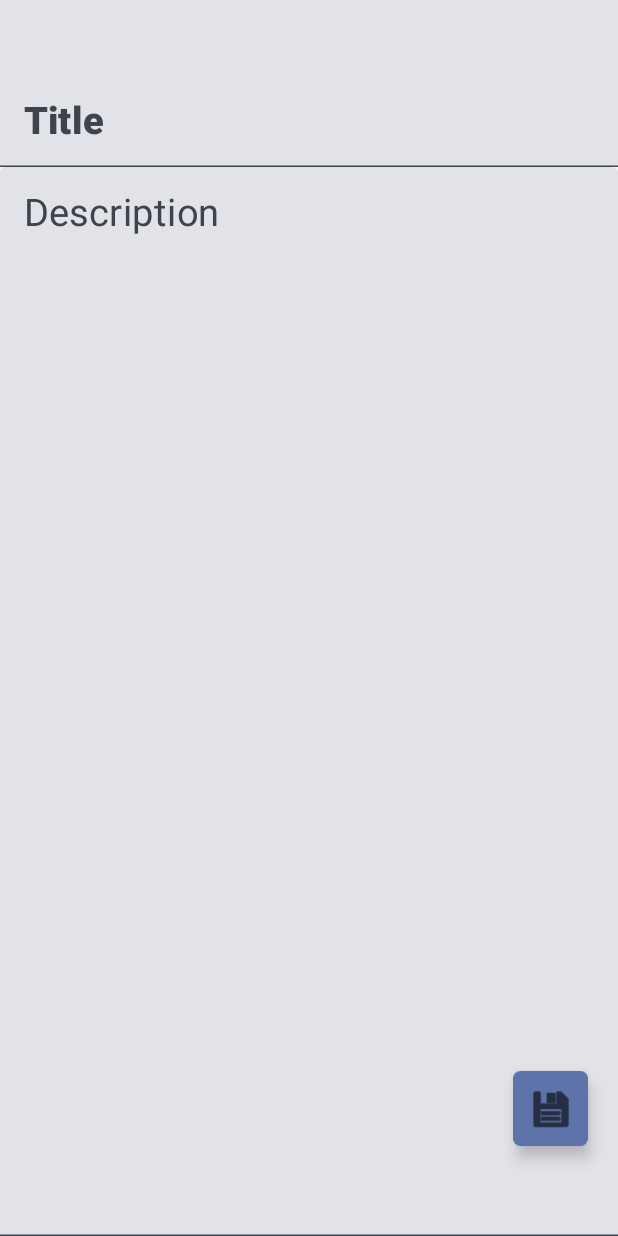
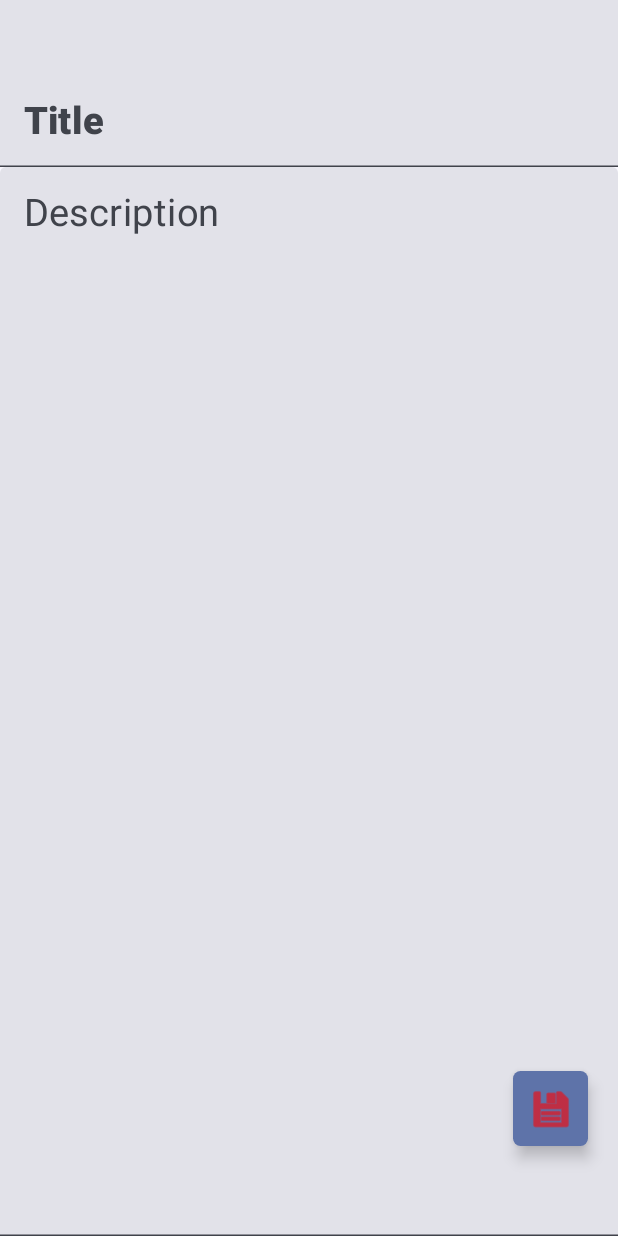
Before and after one commit to ayushsingh-22/QuickNote, an Android app built with Jetpack Compose: the NotesScreen screen opened through its navigation route, after a tap on "Add Note", on a phone screen of 412 x 824 dp. Run offline under Robolectric (Android 15) with nearby library versions, the phone set to English and light mode, and no system bars; our stand-ins replace Firebase (no records; nobody signed in at launch, a user with empty details on screens opened directly).

Commit message:
Update (24-08-24)

```diff
--- a/app/build.gradle.kts
+++ b/app/build.gradle.kts
@@ -12,8 +12,8 @@ android {
         applicationId = "com.amvarpvtltd.selfnote"
         minSdk = 26
         targetSdk = 34
-        versionCode = 5
-        versionName = "1.0.4"
+        versionCode = 6
+        versionName = "1.0.5"
 
         testInstrumentationRunner = "androidx.test.runner.AndroidJUnitRunner"
         vectorDrawables {
@@ -62,6 +62,7 @@ dependencies {
     implementation(libs.androidx.material3)
     implementation(libs.firebase.database)
     implementation(libs.firebase.firestore.ktx)
+    implementation(libs.firebase.auth.ktx)
     testImplementation(libs.junit)
     androidTestImplementation(libs.androidx.junit)
     androidTestImplementation(libs.androidx.espresso.core)
--- a/app/src/main/java/com/amvarpvtltd/selfnote/design/add_Note.kt
+++ b/app/src/main/java/com/amvarpvtltd/selfnote/design/add_Note.kt
@@ -8,6 +8,7 @@ import androidx.compose.foundation.shape.RoundedCornerShape
 import androidx.compose.material3.Card
 import androidx.compose.material3.FloatingActionButton
 import androidx.compose.material3.Icon
+import androidx.compose.material3.LocalTextStyle
 import androidx.compose.material3.MaterialTheme
 import androidx.compose.material3.Surface
 import androidx.compose.material3.Text
@@ -50,7 +51,7 @@ fun AddScreen(navController: NavHostController, noteId: String?) {
     LaunchedEffect(noteId) {
         if (noteId != null) {
             try {
-                // Query to find the note by its ID
+
                 val query = notesRef.orderByChild("id").equalTo(noteId)
                 val snapshot = query.get().await()
 
@@ -95,7 +96,6 @@ fun AddScreen(navController: NavHostController, noteId: String?) {
                     .child(myGlobalMobileDeviceId) // Create subdirectory
 
                 if (noteId == null) {
-                    // New note: Push a new entry to the database under the device ID subdirectory
                     deviceIdRef.push()
                         .setValue(note)
                         .await() // Wait for the operation to complete
@@ -108,7 +108,6 @@ fun AddScreen(navController: NavHostController, noteId: String?) {
                     val keyToUpdate = query.get().await().children.firstOrNull()?.key
                     note.id = noteId
 
-                    // Update existing note under the device ID subdirectory
                     deviceIdRef.child(keyToUpdate!!)
                         .setValue(note)
                         .await() // Wait for the operation to complete
@@ -118,7 +117,6 @@ fun AddScreen(navController: NavHostController, noteId: String?) {
                     }
                 }
 
-                // Navigate to noteScreen after saving/updating
                 withContext(Dispatchers.Main) {
                     navController.navigate("noteScreen")
                 }
@@ -157,15 +155,23 @@ fun AddScreen(navController: NavHostController, noteId: String?) {
             shape = RectangleShape,
             modifier = Modifier
                 .fillMaxWidth(),
-            label = {
+            placeholder = {
+                if (title.isEmpty()) {
                     Text(
                         text = "Title",
                         fontSize = 25.sp,
                         fontWeight = FontWeight.ExtraBold
                     )
                 }
+            },
+            textStyle = LocalTextStyle.current.copy(
+                fontWeight = if (title.isEmpty()) FontWeight.Normal else FontWeight.ExtraBold,
+                fontSize = 25.sp
             )
+        )
+
         Surface() {
+
             TextField(
                 value = description,
                 onValueChange = { description = it },
@@ -173,13 +179,21 @@ fun AddScreen(navController: NavHostController, noteId: String?) {
                 modifier = Modifier
                     .fillMaxSize()
                     .height(150.dp),
-                label = {
+                placeholder = {
+                    if (description.isEmpty()) {
                         Text(
                             text = "Description",
-                        fontSize = 25.sp,
+                            fontSize = 25.sp
                         )
                     }
+                },
+                textStyle = LocalTextStyle.current.copy(
+                    fontWeight = if (description.isEmpty()) {FontWeight.Normal}
+                    else {FontWeight.SemiBold},
+                    fontSize = 20.sp
                 )
+            )
+
             Box(
                 contentAlignment = Alignment.BottomEnd,
                 modifier = Modifier
@@ -192,13 +206,13 @@ fun AddScreen(navController: NavHostController, noteId: String?) {
                         .padding(
                             bottom = 60.dp,
                             end = 20.dp
-                        ) // Add padding from bottom and right edge
+                        )
                         .size(50.dp)
                 ) {
                     Icon(
                         painter = painterResource(id = android.R.drawable.ic_menu_save),
                         contentDescription = "Add Note",
-                        tint = Color.Black
+                        tint = Color.Red
                     )
                 }
             }
--- a/app/src/main/java/com/amvarpvtltd/selfnote/design/note_screen.kt
+++ b/app/src/main/java/com/amvarpvtltd/selfnote/design/note_screen.kt
@@ -60,7 +60,7 @@ fun NotesScreen(navController: NavHostController) {
                     modifier = Modifier
                         .fillMaxSize()
                         .padding(paddingValues)
-                        .verticalScroll(rememberScrollState()) // Column inside ScrollView
+                        .verticalScroll(rememberScrollState())
                 ) {
                     notesState.value.forEachIndexed { index, note ->
                         val isLastData = index == notesState.value.lastIndex
@@ -91,7 +91,6 @@ fun NotesScreen(navController: NavHostController) {
                                                     Toast.makeText(navController.context, "Note deleted successfully", Toast.LENGTH_SHORT).show()
                                                 }
 
-                                                // Refresh notes list
                                                 notesState.value = fetchNotes()
                                             }
                                         }
--- a/app/src/main/java/com/amvarpvtltd/selfnote/fetchNote.kt
+++ b/app/src/main/java/com/amvarpvtltd/selfnote/fetchNote.kt
@@ -1,13 +1,7 @@
-import android.content.Context
 import android.util.Log
-import androidx.compose.runtime.Composable
-import androidx.navigation.NavHostController
-import com.google.firebase.database.DataSnapshot
 import com.google.firebase.database.DatabaseReference
 import com.google.firebase.database.FirebaseDatabase
-import kotlinx.coroutines.Dispatchers
 import kotlinx.coroutines.tasks.await
-import kotlinx.coroutines.withContext
 
 suspend fun fetchNotes(): List<dataclass> {
     val database: FirebaseDatabase = FirebaseDatabase.getInstance()
--- a/gradle/libs.versions.toml
+++ b/gradle/libs.versions.toml
@@ -13,6 +13,7 @@ googleGmsGoogleServices = "4.4.2"
 firebaseDatabase = "21.0.0"
 firebaseFirestoreKtx = "25.0.0"
 navigationCompose = "2.7.7"
+firebaseAuthKtx = "23.0.0"
 
 [libraries]
 androidx-core-ktx = { group = "androidx.core", name = "core-ktx", version.ref = "coreKtx" }
@@ -34,6 +35,7 @@ androidx-ui-test-junit4 = { group = "androidx.compose.ui", name = "ui-test-junit
 androidx-material3 = { group = "androidx.compose.material3", name = "material3" }
 firebase-database = { group = "com.google.firebase", name = "firebase-database", version.ref = "firebaseDatabase" }
 firebase-firestore-ktx = { group = "com.google.firebase", name = "firebase-firestore-ktx", version.ref = "firebaseFirestoreKtx" }
+firebase-auth-ktx = { group = "com.google.firebase", name = "firebase-auth-ktx", version.ref = "firebaseAuthKtx" }
 
 [plugins]
 android-application = { id = "com.android.application", version.ref = "agp" }
```
Lines whose indentation alone changed are shown as unchanged.
